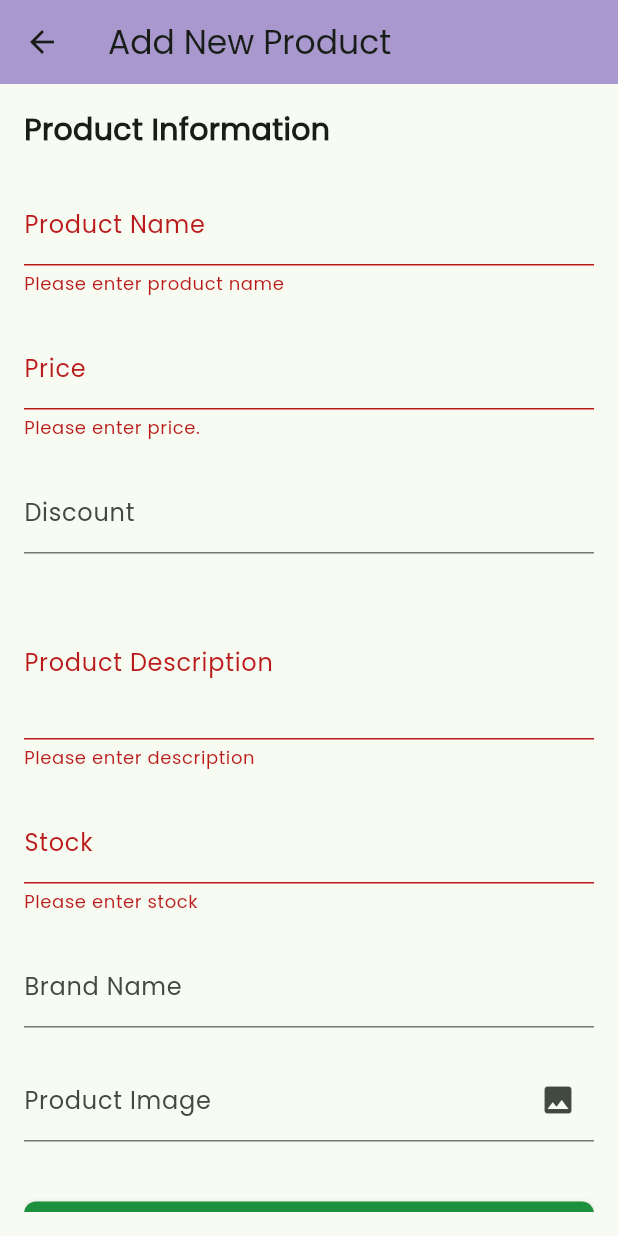
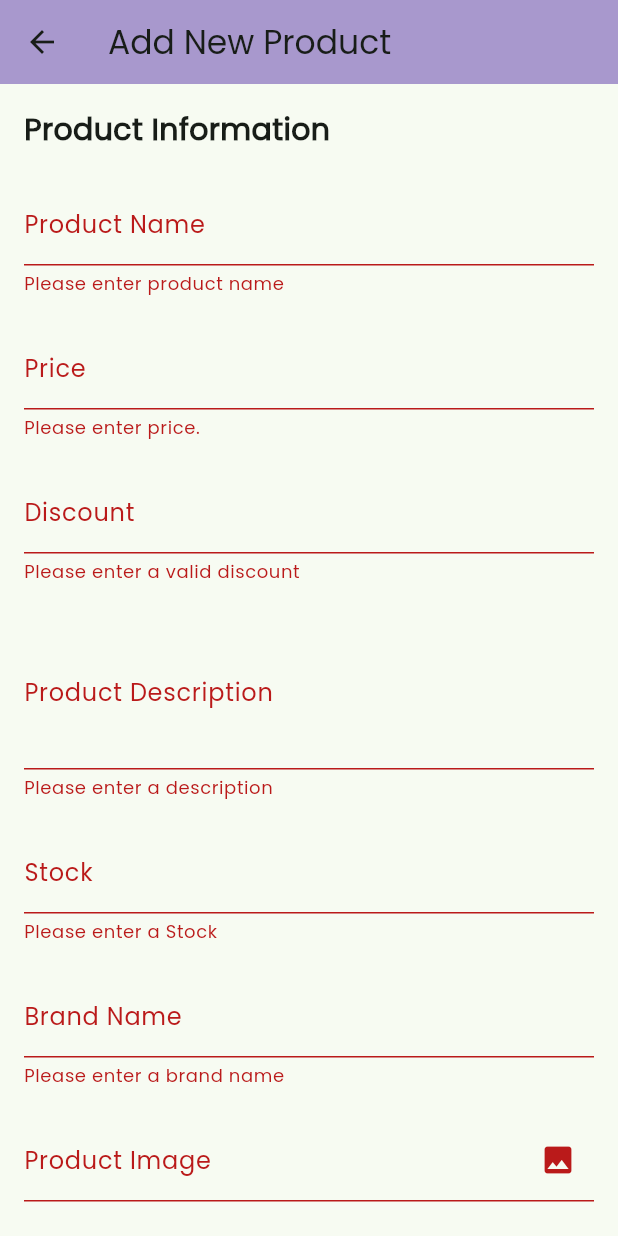
Before and after one commit to Nishan-Pradhan06/e-commerce-app-flutter, a Flutter app: the AddProductsPage screen opened directly, after a tap on "Add Product", on a phone screen of 412 x 824 dp. Run offline on Flutter 3.47's test engine with Material 3 defaults, Android fonts, the phone set to English and light mode, and no system bars; our stand-ins replace cloud_firestore, faker, firebase_auth, firebase_core, firebase_storage, fluttertoast and 3 more; missing offline and left inert: flutter_overboard; accounts and stored records are empty.

Commit message:
product-add-controller/form

```diff
--- a/lib/controller/admin/productAddController.dart
+++ b/lib/controller/admin/productAddController.dart
@@ -39,8 +39,8 @@ class AddProductController extends GetxController {
   }
 
 //validating discount
-  String? validateDiscount(String value) {
-    if (double.tryParse(value) == null)
+  String? validateDiscount(String? value) {
+    if (double.tryParse(value!) == null)
       return 'Please enter a valid discount';
     else
       return null;
@@ -70,6 +70,14 @@ class AddProductController extends GetxController {
   String? validateBrandName(String? value) {
     if (value == null || value.isEmpty)
       return 'Please enter a brand name';
+    else
+      return null;
+  }
+
+  //validating brandname
+  String? validateImage(String? value) {
+    if (value == null || value.isEmpty)
+      return 'Please enter a image';
     else
       return null;
   }
@@ -107,7 +115,7 @@ class AddProductController extends GetxController {
         });
         Fluttertoast.showToast(msg: 'Product added Sucessfuly!');
       } catch (error) {
-        print('Errpr While adding product: $error');
+        print('Error While adding product: $error');
         Fluttertoast.showToast(
             msg: 'Failed to add product. Please try again later.');
       } finally {
--- a/lib/views/pages/admin/add_products.dart
+++ b/lib/views/pages/admin/add_products.dart
@@ -73,7 +73,7 @@ class AddProductsPage extends StatelessWidget {
                               labelText: "Discount",
                             ),
                             validator: (value) {
-                                return null;
+                              return controller.validateDiscount(value);
                             });
                       }),
                   SizedBox(height: 20),
@@ -83,10 +83,7 @@ class AddProductsPage extends StatelessWidget {
                       labelText: "Product Description",
                     ),
                     validator: (value) {
-                        if (value == null || value.isEmpty) {
-                          return 'Please enter description';
-                        }
-                        return null;
+                      return controller.validateDescription(value);
                     },
                   ),
                   SizedBox(height: 20),
@@ -96,33 +93,42 @@ class AddProductsPage extends StatelessWidget {
                       labelText: "Stock",
                     ),
                     validator: (value) {
-                        if (value == null || value.isEmpty) {
-                          return 'Please enter stock';
-                        }
-                        if (int.tryParse(value) == null) {
-                          return 'Please enter a valid integer for stock';
-                        }
-                        return null;
+                      return controller.validateStock(value);
                     },
                   ),
                   SizedBox(height: 20),
-                    TextFormField(
+                  GetBuilder<AddProductController>(
+                      init: AddProductController(),
+                      builder: (controller) {
+                        return TextFormField(
                           decoration: InputDecoration(
                             labelText: "Brand Name",
                           ),
                           validator: (value) {
-                        // Add brand name validation logic here if needed
-                        return null;
+                            return controller.validateBrandName(value);
                           },
-                    ),
+                        );
+                      }),
                   SizedBox(height: 20),
-                    TextFormField(
+                  GetBuilder<AddProductController>(
+                      init: _addProduct,
+                      builder: (controller) {
+                        return TextFormField(
                           readOnly: true,
                           decoration: InputDecoration(
                             labelText: "Product Image",
-                        suffixIcon: Icon(Icons.image),
+                            suffixIcon: IconButton(
+                              onPressed: () {
+                                controller.GetImage();
+                              },
+                              icon: Icon(Icons.image),
                             ),
                           ),
+                          validator: (value) {
+                            return controller.validateImage(value);
+                          },
+                        );
+                      }),
                   SizedBox(height: 40),
                   CustomElevatedButton(
                     onPressed: _addProduct.isAddingProduct
@@ -138,7 +144,8 @@ class AddProductsPage extends StatelessWidget {
               ),
             ),
           );
-          }),
+        },
+      ),
     );
   }
 }
```
Lines whose indentation alone changed are shown as unchanged.
